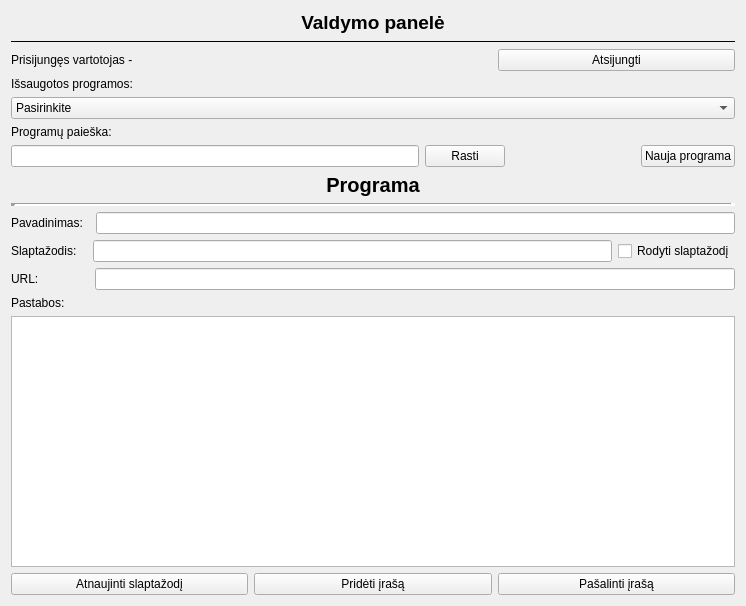
Old version of the form gui/form.ui in the repository arnoldasstrukcinskas/PD_NR.5-Slaptazodziu_tvarkykle-.
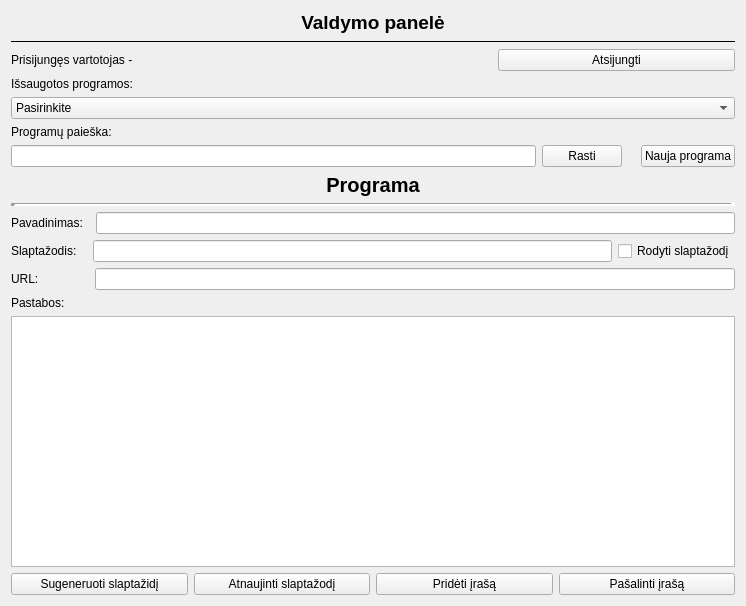
New version of the form.

Commit message: feat: :sparkles: Create random password generator

The edit to the form file:
```diff
--- a/gui/form.ui
+++ b/gui/form.ui
@@ -103,7 +103,7 @@
      <item>
       <widget class="QLabel" name="emptySpaceLabel_2">
        <property name="text">
-        <string>                                     </string>
+        <string/>
        </property>
       </widget>
      </item>
@@ -219,6 +219,13 @@
    </item>
    <item>
     <layout class="QHBoxLayout" name="horizontalLayout">
+     <item>
+      <widget class="QPushButton" name="generatePasswordPushButton">
+       <property name="text">
+        <string>Sugeneruoti slaptažidį</string>
+       </property>
+      </widget>
+     </item>
      <item>
       <widget class="QPushButton" name="updatePasswordPushButton">
        <property name="text">
```
The commit also changes 9 other files.
